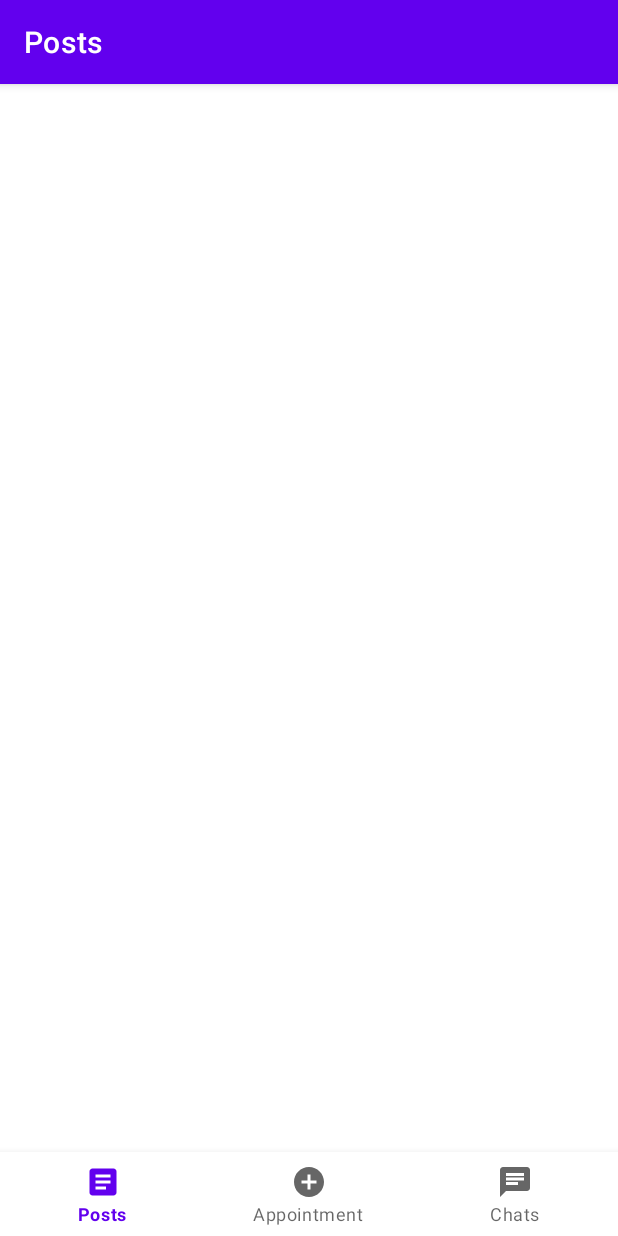
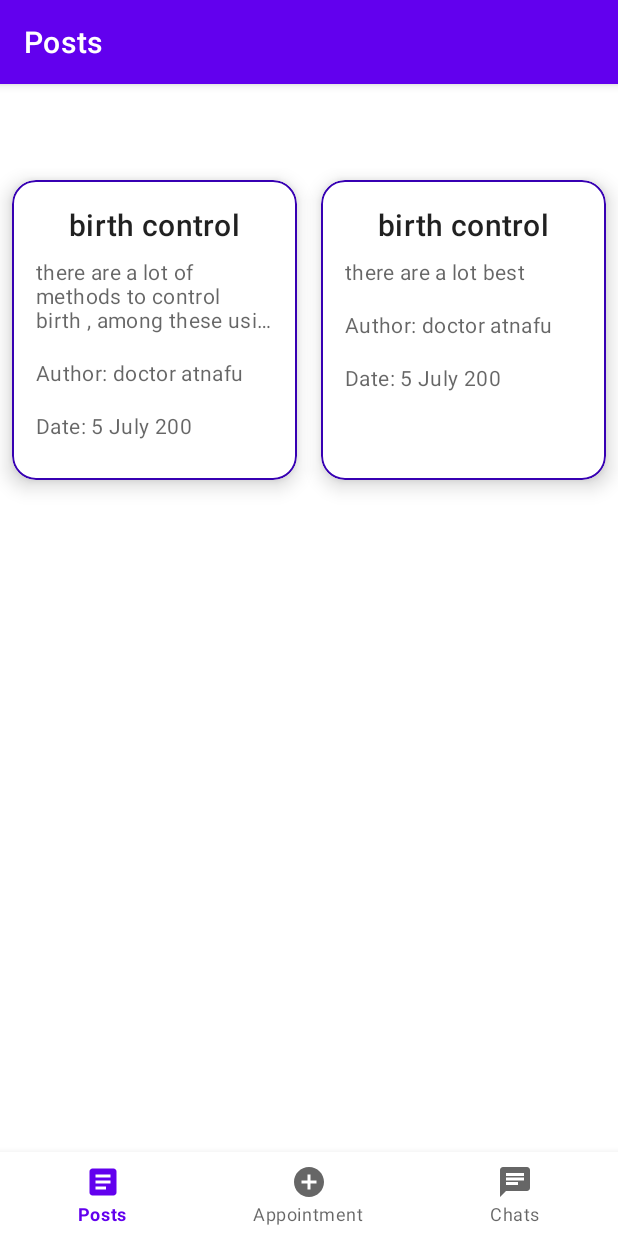
Before and after one commit to abeni5049/Health-Advisor, an Android app: the screen it shows after launch (MotherActivity), after a tap on "LOG IN", on a phone screen of 412 x 824 dp. Run offline under Robolectric (Android 15) with nearby library versions, the phone set to English and light mode, and no system bars; our stand-ins replace navigation-ui.

Commit message:
update posts fragment with dummy data

```diff
--- a/app/src/main/java/com/example/healthadvisor/ui/Posts/PostsFragment.java
+++ b/app/src/main/java/com/example/healthadvisor/ui/Posts/PostsFragment.java
@@ -4,25 +4,24 @@ import android.os.Bundle;
 import android.view.LayoutInflater;
 import android.view.View;
 import android.view.ViewGroup;
-import android.widget.TextView;
 
 import androidx.annotation.NonNull;
 import androidx.fragment.app.Fragment;
 
-import com.example.healthadvisor.databinding.FragmentHomeBinding;
+import com.example.healthadvisor.databinding.FragmentPostsBinding;
 
 public class PostsFragment extends Fragment {
 
-    private FragmentHomeBinding binding;
+    private FragmentPostsBinding binding;
 
     public View onCreateView(@NonNull LayoutInflater inflater,
                              ViewGroup container, Bundle savedInstanceState) {
 
 
-        binding = FragmentHomeBinding.inflate(inflater, container, false);
+        binding = FragmentPostsBinding.inflate(inflater, container, false);
         View root = binding.getRoot();
 
-        final TextView textView = binding.textHome;
+//        final TextView textView = binding.textHome;
 
         return root;
     }
--- a/app/src/main/java/com/example/healthadvisor/ui/appointment/AppointmentFragment.java
+++ b/app/src/main/java/com/example/healthadvisor/ui/appointment/AppointmentFragment.java
@@ -9,16 +9,16 @@ import android.widget.TextView;
 import androidx.annotation.NonNull;
 import androidx.fragment.app.Fragment;
 
-import com.example.healthadvisor.databinding.FragmentDashboardBinding;
+import com.example.healthadvisor.databinding.FragmentAppointmentBinding;
 
 public class AppointmentFragment extends Fragment {
 
-    private FragmentDashboardBinding binding;
+    private FragmentAppointmentBinding binding;
 
     public View onCreateView(@NonNull LayoutInflater inflater,
                              ViewGroup container, Bundle savedInstanceState) {
 
-        binding = FragmentDashboardBinding.inflate(inflater, container, false);
+        binding = FragmentAppointmentBinding.inflate(inflater, container, false);
         View root = binding.getRoot();
 
         final TextView textView = binding.textDashboard;
--- a/app/src/main/java/com/example/healthadvisor/ui/chats/ChatsFragment.java
+++ b/app/src/main/java/com/example/healthadvisor/ui/chats/ChatsFragment.java
@@ -9,16 +9,16 @@ import android.widget.TextView;
 import androidx.annotation.NonNull;
 import androidx.fragment.app.Fragment;
 
-import com.example.healthadvisor.databinding.FragmentNotificationsBinding;
+import com.example.healthadvisor.databinding.FragmentChatsBinding;
 
 public class ChatsFragment extends Fragment {
 
-    private FragmentNotificationsBinding binding;
+    private FragmentChatsBinding binding;
 
     public View onCreateView(@NonNull LayoutInflater inflater,
                              ViewGroup container, Bundle savedInstanceState) {
 
-        binding = FragmentNotificationsBinding.inflate(inflater, container, false);
+        binding = FragmentChatsBinding.inflate(inflater, container, false);
         View root = binding.getRoot();
 
         final TextView textView = binding.textNotifications;
--- a/app/src/main/res/layout/fragment_posts.xml
+++ b/app/src/main/res/layout/fragment_posts.xml
@@ -1,22 +1,148 @@
 <?xml version="1.0" encoding="utf-8"?>
-<androidx.constraintlayout.widget.ConstraintLayout xmlns:android="http://schemas.android.com/apk/res/android"
+<LinearLayout xmlns:android="http://schemas.android.com/apk/res/android"
     xmlns:app="http://schemas.android.com/apk/res-auto"
     xmlns:tools="http://schemas.android.com/tools"
     android:layout_width="match_parent"
     android:layout_height="match_parent"
+    android:orientation="horizontal"
     tools:context=".ui.Posts.PostsFragment">
 
-    <TextView
-        android:id="@+id/text_home"
-        android:layout_width="match_parent"
-        android:layout_height="wrap_content"
-        android:layout_marginStart="8dp"
-        android:layout_marginTop="8dp"
-        android:layout_marginEnd="8dp"
-        android:textAlignment="center"
-        android:textSize="20sp"
-        app:layout_constraintBottom_toBottomOf="parent"
-        app:layout_constraintEnd_toEndOf="parent"
-        app:layout_constraintStart_toStartOf="parent"
-        app:layout_constraintTop_toTopOf="parent" />
-</androidx.constraintlayout.widget.ConstraintLayout>
+    <com.google.android.material.card.MaterialCardView
+        android:id="@+id/card1"
+        android:layout_width="0dp"
+        android:layout_weight="1"
+        app:strokeWidth="1dp"
+        app:strokeColor="@color/purple_700"
+        app:cardElevation="8dp"
+        app:cardCornerRadius="16dp"
+        android:layout_height="200dp"
+        android:layout_margin="8dp"
+        android:clickable="true"
+        android:focusable="true"
+        android:checkable="true"
+        >
+
+        <LinearLayout
+            android:layout_width="match_parent"
+            android:layout_height="wrap_content"
+            android:orientation="vertical">
+
+            <LinearLayout
+                android:layout_width="match_parent"
+                android:layout_height="wrap_content"
+                android:orientation="vertical"
+                android:padding="16dp">
+
+                <!-- Title, secondary and supporting text -->
+                <TextView
+                    android:layout_gravity="center"
+                    android:layout_width="wrap_content"
+                    android:layout_height="wrap_content"
+                    android:text="birth control"
+                    android:textAppearance="?attr/textAppearanceHeadline6"
+                    />
+                <TextView
+                    android:layout_width="wrap_content"
+                    android:layout_height="wrap_content"
+                    android:layout_marginTop="8dp"
+                    android:ellipsize="end"
+                    android:maxLines="3"
+                    android:text="there are a lot of methods to control birth , among these using condom is the best"
+                    android:textAppearance="?attr/textAppearanceBody2"
+                    android:textColor="?android:attr/textColorSecondary"
+                    />
+                <TextView
+                    android:layout_width="wrap_content"
+                    android:layout_height="wrap_content"
+                    android:layout_marginTop="16dp"
+                    android:text="Author: doctor atnafu"
+                    android:textAppearance="?attr/textAppearanceBody2"
+                    android:textColor="?android:attr/textColorSecondary"
+                    />
+
+                <TextView
+                    android:layout_width="wrap_content"
+                    android:layout_height="wrap_content"
+                    android:layout_marginTop="16dp"
+                    android:text="Date: 5 July 200"
+                    android:textAppearance="?attr/textAppearanceBody2"
+                    android:textColor="?android:attr/textColorSecondary"
+                    />
+
+            </LinearLayout>
+
+
+        </LinearLayout>
+
+    </com.google.android.material.card.MaterialCardView>
+
+    <com.google.android.material.card.MaterialCardView
+        android:id="@+id/card"
+        android:layout_width="0dp"
+        android:layout_weight="1"
+        app:strokeWidth="1dp"
+        app:strokeColor="@color/purple_700"
+        app:cardElevation="8dp"
+        app:cardCornerRadius="16dp"
+        android:layout_height="200dp"
+        android:layout_margin="8dp"
+        android:clickable="true"
+        android:focusable="true"
+        android:checkable="true"
+        >
+
+        <LinearLayout
+            android:layout_width="match_parent"
+            android:layout_height="wrap_content"
+            android:orientation="vertical">
+
+            <LinearLayout
+                android:layout_width="match_parent"
+                android:layout_height="wrap_content"
+                android:orientation="vertical"
+                android:padding="16dp">
+
+                <!-- Title, secondary and supporting text -->
+                <TextView
+                    android:layout_gravity="center"
+                    android:layout_width="wrap_content"
+                    android:layout_height="wrap_content"
+                    android:text="birth control"
+                    android:textAppearance="?attr/textAppearanceHeadline6"
+                    />
+                <TextView
+                    android:layout_width="wrap_content"
+                    android:layout_height="wrap_content"
+                    android:layout_marginTop="8dp"
+                    android:ellipsize="end"
+                    android:maxLines="3"
+                    android:text="there are a lot best"
+                    android:textAppearance="?attr/textAppearanceBody2"
+                    android:textColor="?android:attr/textColorSecondary"
+                    />
+                <TextView
+                    android:layout_width="wrap_content"
+                    android:layout_height="wrap_content"
+                    android:layout_marginTop="16dp"
+                    android:text="Author: doctor atnafu"
+                    android:textAppearance="?attr/textAppearanceBody2"
+                    android:textColor="?android:attr/textColorSecondary"
+                    />
+
+                <TextView
+                    android:layout_width="wrap_content"
+                    android:layout_height="wrap_content"
+                    android:layout_marginTop="16dp"
+                    android:text="Date: 5 July 200"
+                    android:textAppearance="?attr/textAppearanceBody2"
+                    android:textColor="?android:attr/textColorSecondary"
+                    />
+
+            </LinearLayout>
+
+
+        </LinearLayout>
+
+    </com.google.android.material.card.MaterialCardView>
+
+</LinearLayout>
```
Also changed, not shown: app/src/main/res/drawable/chats.png (added).
